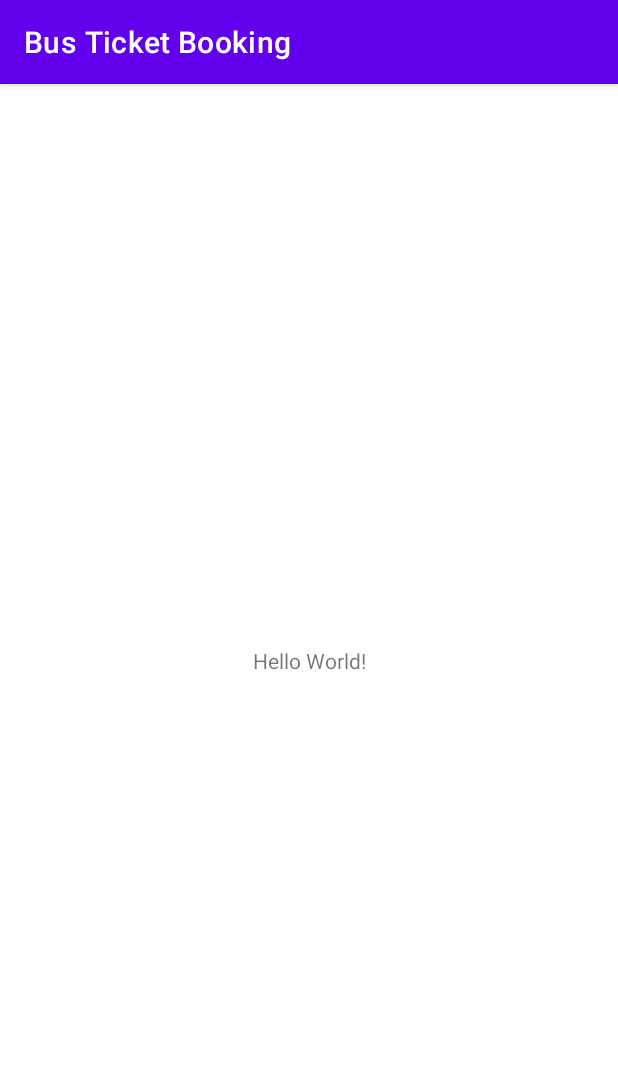
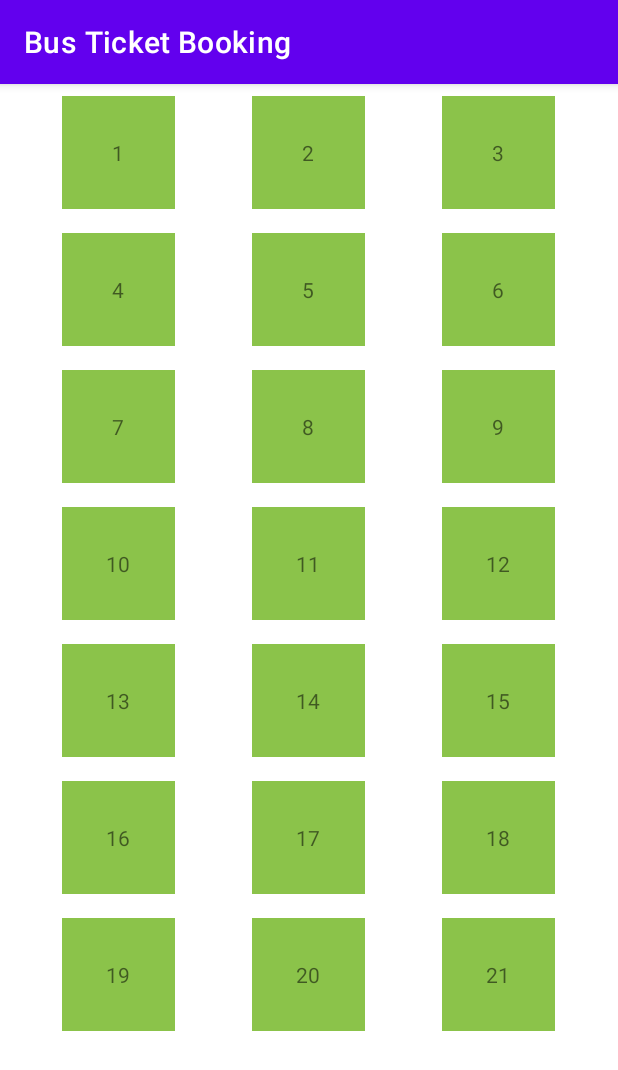
Before and after one commit to veda2wratha/BusTicketBooking, an Android app: the screen it shows after launch (MainActivity before the commit, BusSeatActivity after it), on a phone screen of 412 x 824 dp. Shown: the top 1070 px of the screen. Run offline under Robolectric (Android 15) with nearby library versions, the phone set to English and light mode, and no system bars; our stand-ins replace Dagger/Hilt's generated code, Room's generated code.

```diff
--- a/app/src/main/AndroidManifest.xml
+++ b/app/src/main/AndroidManifest.xml
@@ -4,13 +4,14 @@
 
     <application
         android:allowBackup="true"
+        android:name=".BusSeatApplication"
         android:icon="@mipmap/ic_launcher"
         android:label="@string/app_name"
         android:roundIcon="@mipmap/ic_launcher_round"
         android:supportsRtl="true"
         android:theme="@style/Theme.BusTicketBooking">
         <activity
-            android:name=".MainActivity"
+            android:name=".ui.BusSeatActivity"
             android:exported="true">
             <intent-filter>
                 <action android:name="android.intent.action.MAIN" />
--- /dev/null
+++ b/app/src/main/java/com/veda/busticketbooking/BusSeatApplication.kt
@@ -0,0 +1,8 @@
+package com.veda.busticketbooking
+
+import android.app.Application
+import dagger.hilt.android.HiltAndroidApp
+
+@HiltAndroidApp
+class BusSeatApplication : Application(){
+}
--- a/app/src/main/java/com/veda/busticketbooking/MainActivity.kt
+++ /dev/null
@@ -1,11 +0,0 @@
-package com.veda.busticketbooking
-
-import androidx.appcompat.app.AppCompatActivity
-import android.os.Bundle
-
-class MainActivity : AppCompatActivity() {
-    override fun onCreate(savedInstanceState: Bundle?) {
-        super.onCreate(savedInstanceState)
-        setContentView(R.layout.activity_main)
-    }
-}
--- /dev/null
+++ b/app/src/main/java/com/veda/busticketbooking/db/AppDatabase.kt
@@ -0,0 +1,29 @@
+package com.veda.busticketbooking.db
+
+import android.content.Context
+import androidx.room.Database
+import androidx.room.Room
+import androidx.room.RoomDatabase
+import com.veda.busticketbooking.db.dao.BusSeatDAO
+import com.veda.busticketbooking.db.entities.BusSeatEntity
+
+@Database(entities = [BusSeatEntity::class], version = 1)
+abstract class AppDatabase : RoomDatabase() {
+
+    abstract fun getBusSeatDAO(): BusSeatDAO
+    companion object {
+
+        private var INSTANCE: AppDatabase? = null
+
+        fun getAppDB(context: Context): AppDatabase {
+
+            if (INSTANCE == null) {
+                INSTANCE = Room.databaseBuilder<AppDatabase>(
+                    context.applicationContext, AppDatabase::class.java, "BusTicketBooking")
+                    .allowMainThreadQueries()
+                    .build()
+            }
+            return INSTANCE!!
+        }
+    }
+}
--- /dev/null
+++ b/app/src/main/java/com/veda/busticketbooking/db/dao/BusSeatDAO.kt
@@ -0,0 +1,22 @@
+package com.veda.busticketbooking.db.dao
+
+import androidx.room.*
+import com.veda.busticketbooking.db.entities.BusSeatEntity
+
+
+@Dao
+interface BusSeatDAO {
+
+    @Query("SELECT * FROM bus_seat")
+    fun getAllBusSeats(): List<BusSeatEntity>?
+
+    @Insert(onConflict = OnConflictStrategy.REPLACE)
+    fun insertBusData(seatList: List<BusSeatEntity>)
+
+    @Delete
+    fun deleteBusSeat(seat: BusSeatEntity?)
+
+    @Update
+    fun updateBusSeat(seat: BusSeatEntity?)
+
+}
--- /dev/null
+++ b/app/src/main/java/com/veda/busticketbooking/db/entities/BusSeatEntity.kt
@@ -0,0 +1,16 @@
+package com.veda.busticketbooking.db.entities
+
+import androidx.room.Entity
+import androidx.room.PrimaryKey
+
+@Entity(tableName = "bus_seat")
+data class BusSeatEntity(
+    @PrimaryKey(autoGenerate = false)  val id : String,
+    var seatStatus: String,
+    var dateOfBooking : String,
+    var timeOfBooking:String,
+    var remindBefore:String)
+
+    // 0 - not available - green
+    // 1 - available - orange
+    // 2 - selected - blue
--- /dev/null
+++ b/app/src/main/java/com/veda/busticketbooking/di/AppModule.kt
@@ -0,0 +1,29 @@
+package com.veda.busticketbooking.di
+
+import android.app.Application
+import android.content.Context
+import com.veda.busticketbooking.db.AppDatabase
+import com.veda.busticketbooking.db.dao.BusSeatDAO
+import dagger.Module
+import dagger.Provides
+import dagger.hilt.InstallIn
+import dagger.hilt.components.SingletonComponent
+import javax.inject.Singleton
+
+@Module
+@InstallIn(SingletonComponent::class)
+object AppModule {
+
+    @Singleton
+    @Provides
+    fun getAppDB(context: Application): AppDatabase {
+        return AppDatabase.getAppDB(context)
+    }
+
+    @Singleton
+    @Provides
+    fun getDao(appDB: AppDatabase): BusSeatDAO {
+        return appDB.getBusSeatDAO()
+    }
+
+}
--- /dev/null
+++ b/app/src/main/java/com/veda/busticketbooking/ui/BusSeatRepository.kt
@@ -0,0 +1,28 @@
+package com.veda.busticketbooking.ui
+
+import com.veda.busticketbooking.db.dao.BusSeatDAO
+import com.veda.busticketbooking.db.entities.BusSeatEntity
+import javax.inject.Inject
+
+class BusSeatRepository @Inject constructor(private val appDao: BusSeatDAO) {
+
+    fun getRecords(): List<BusSeatEntity>? {
+        return appDao.getAllBusSeats()
+    }
+
+    fun updateRecords(seat: BusSeatEntity){
+        return appDao.updateBusSeat(seat)
+    }
+
+    fun insertRecords() {
+
+        val seatsList = ArrayList<BusSeatEntity>()
+
+        for (index in 1..21){
+            val seatEntity = BusSeatEntity(index.toString(),"1","","","")
+            seatsList.add(seatEntity)
+        }
+
+        appDao.insertBusData(seatsList)
+    }
+}
--- /dev/null
+++ b/app/src/main/java/com/veda/busticketbooking/ui/BusSeatViewModel.kt
@@ -0,0 +1,41 @@
+package com.veda.busticketbooking.ui
+
+import androidx.lifecycle.MutableLiveData
+import androidx.lifecycle.ViewModel
+import com.veda.busticketbooking.db.entities.BusSeatEntity
+import dagger.hilt.android.lifecycle.HiltViewModel
+import javax.inject.Inject
+
+@HiltViewModel
+class BusSeatViewModel @Inject constructor(private val repository: BusSeatRepository): ViewModel() {
+
+    var seatData: MutableLiveData<List<BusSeatEntity>>
+
+    init {
+        seatData = MutableLiveData()
+        loadRecords()
+    }
+
+    fun getRecordsObserver(): MutableLiveData<List<BusSeatEntity>> {
+        return seatData
+    }
+
+    fun loadRecords(){
+        val list = repository.getRecords()
+        seatData.postValue(list)
+    }
+
+    fun insertBusSeats() {
+        repository.insertRecords()
+        loadRecords()
+    }
+
+    fun updateBusSeat(seat: BusSeatEntity) {
+        repository.updateRecords(seat)
+    }
+
+    fun reserveBusSeat(seat: BusSeatEntity) {
+        repository.updateRecords(seat)
+    }
+
+}
--- /dev/null
+++ b/app/src/main/java/com/veda/busticketbooking/ui/ItemClickListener.kt
@@ -0,0 +1,7 @@
+package com.veda.busticketbooking.ui
+
+import com.veda.busticketbooking.db.entities.BusSeatEntity
+
+interface ItemClickListener {
+    fun onItemClick(seat: BusSeatEntity, position : Int)
+}
--- /dev/null
+++ b/app/src/main/java/com/veda/busticketbooking/ui/SeatListAdapter.kt
@@ -0,0 +1,43 @@
+package com.veda.busticketbooking.ui
+
+import android.annotation.SuppressLint
+import android.content.Context
+import android.view.LayoutInflater
+import android.view.ViewGroup
+import androidx.recyclerview.widget.RecyclerView
+import com.veda.busticketbooking.R
+import com.veda.busticketbooking.databinding.ItemLayoutBinding
+import com.veda.busticketbooking.db.entities.BusSeatEntity
+
+class SeatListAdapter(private val dataSet: List<BusSeatEntity>, private val itemClick:ItemClickListener) :
+    RecyclerView.Adapter<SeatListAdapter.ViewHolder>() {
+
+    class ViewHolder(private val view: ItemLayoutBinding) : RecyclerView.ViewHolder(view.root) {
+        @SuppressLint("SetTextI18n")
+        fun bind(item: BusSeatEntity) {
+            view.seat.text = item.id
+            when(item.seatStatus) {
+                "0" -> view.seat.setBackgroundResource(R.color.orange)
+                "1" -> view.seat.setBackgroundResource(R.color.green)
+                "2" -> view.seat.setBackgroundResource(R.color.blue)
+                else -> view.seat.setBackgroundResource(R.color.green)
+            }
+        }
+    }
+
+    override fun onCreateViewHolder(viewGroup: ViewGroup, viewType: Int): ViewHolder {
+
+        val binding: ItemLayoutBinding  =
+            ItemLayoutBinding.inflate(LayoutInflater.from(viewGroup.context), viewGroup, false)
+        return ViewHolder(binding)
+    }
+
+    override fun onBindViewHolder(viewHolder: ViewHolder, position: Int) {
+        val dataModel: BusSeatEntity = dataSet[position]
+        viewHolder.bind(dataModel)
+        viewHolder.itemView.setOnClickListener {
+            itemClick.onItemClick(dataSet[position], position) }
+
+    }
+    override fun getItemCount() = dataSet.size
+}
--- /dev/null
+++ b/app/src/main/res/layout/activity_bus_seat.xml
@@ -0,0 +1,32 @@
+<?xml version="1.0" encoding="utf-8"?>
+<androidx.constraintlayout.widget.ConstraintLayout xmlns:android="http://schemas.android.com/apk/res/android"
+    xmlns:app="http://schemas.android.com/apk/res-auto"
+    xmlns:tools="http://schemas.android.com/tools"
+    android:layout_width="match_parent"
+    android:layout_height="match_parent"
+    tools:context=".ui.BusSeatActivity">
+
+    <androidx.recyclerview.widget.RecyclerView
+        android:id="@+id/recycler"
+        android:layout_width="match_parent"
+        android:layout_height="match_parent"
+        android:layout_marginStart="16dp"
+        android:layout_marginEnd="16dp"
+        android:layout_gravity="center_horizontal"
+        tools:listitem="@layout/item_layout"
+        app:layout_constraintBottom_toBottomOf="parent"
+        app:layout_constraintEnd_toEndOf="parent"
+        app:layout_constraintStart_toStartOf="parent"
+        app:layout_constraintTop_toTopOf="parent" />
+
+        <ProgressBar
+            android:layout_width="match_parent"
+            android:layout_height="wrap_content"
+            android:id="@+id/progress_bar"
+            android:gravity="center"
+            app:layout_constraintBottom_toBottomOf="parent"
+            app:layout_constraintLeft_toLeftOf="parent"
+            app:layout_constraintRight_toRightOf="parent"
+            app:layout_constraintTop_toTopOf="parent" />
+
+</androidx.constraintlayout.widget.ConstraintLayout>
--- a/app/src/main/res/layout/activity_main.xml
+++ /dev/null
@@ -1,18 +0,0 @@
-<?xml version="1.0" encoding="utf-8"?>
-<androidx.constraintlayout.widget.ConstraintLayout xmlns:android="http://schemas.android.com/apk/res/android"
-    xmlns:app="http://schemas.android.com/apk/res-auto"
-    xmlns:tools="http://schemas.android.com/tools"
-    android:layout_width="match_parent"
-    android:layout_height="match_parent"
-    tools:context=".MainActivity">
-
-    <TextView
-        android:layout_width="wrap_content"
-        android:layout_height="wrap_content"
-        android:text="Hello World!"
-        app:layout_constraintBottom_toBottomOf="parent"
-        app:layout_constraintLeft_toLeftOf="parent"
-        app:layout_constraintRight_toRightOf="parent"
-        app:layout_constraintTop_toTopOf="parent" />
-
-</androidx.constraintlayout.widget.ConstraintLayout>
--- /dev/null
+++ b/app/src/main/res/layout/item_layout.xml
@@ -0,0 +1,14 @@
+<?xml version="1.0" encoding="utf-8"?>
+<LinearLayout xmlns:android="http://schemas.android.com/apk/res/android"
+    android:layout_width="match_parent"
+    android:layout_height="wrap_content"
+    android:layout_gravity="center"
+    android:gravity="center"
+    android:layout_margin="8dp">
+
+    <TextView
+        android:id="@+id/seat"
+        android:layout_width="75dp"
+        android:layout_height="75dp"
+        android:gravity="center"/>
+</LinearLayout>
--- a/app/src/main/res/values/colors.xml
+++ b/app/src/main/res/values/colors.xml
@@ -7,4 +7,10 @@
     <color name="teal_700">#FF018786</color>
     <color name="black">#FF000000</color>
     <color name="white">#FFFFFFFF</color>
+
+    <color name="orange">#FF9800</color>
+    <color name="green">#8BC34A</color>
+    <color name="blue">#3F51B5</color>
+
+
 </resources>
--- a/build.gradle
+++ b/build.gradle
@@ -1,4 +1,9 @@
 // Top-level build file where you can add configuration options common to all sub-projects/modules.
+buildscript {
+    dependencies {
+        classpath('com.google.dagger:hilt-android-gradle-plugin:2.40.5')
+    }
+}
 plugins {
     id 'com.android.application' version '7.1.0' apply false
     id 'com.android.library' version '7.1.0' apply false
```
Also changed, not shown: app/build.gradle (+15 -1 lines), app/src/main/java/com/veda/busticketbooking/ui/BusSeatActivity.kt (added, +170 -0 lines), app/src/main/res/layout/layout_seat_book.xml (added, +55 -0 lines).
